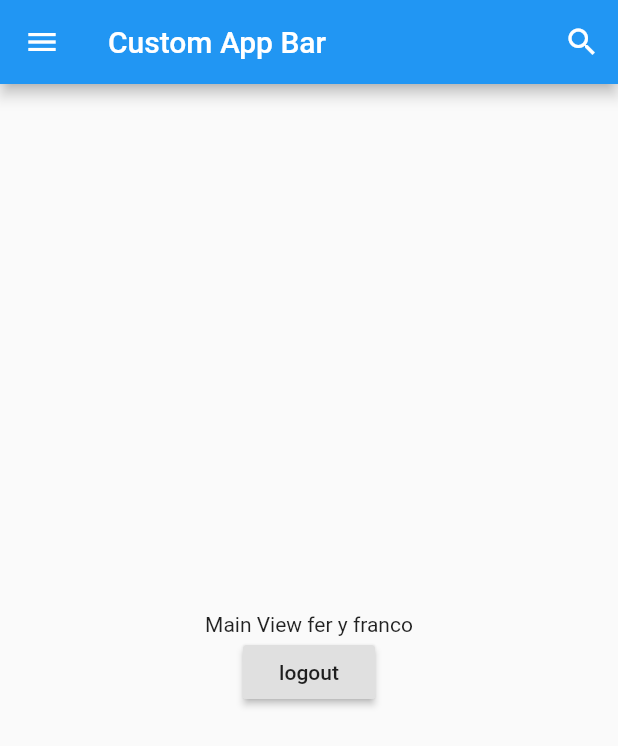
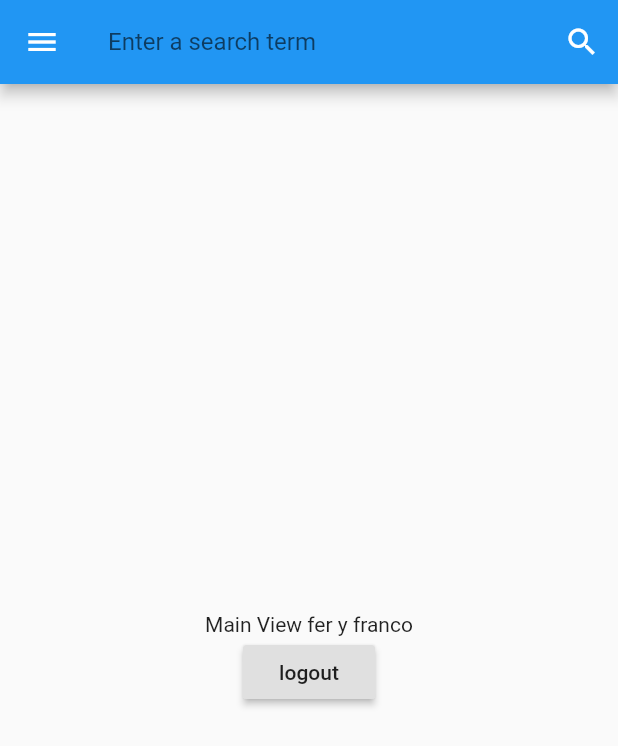
Before and after one commit to aarcoraci/flutter_testapp, a Flutter app: the MainView screen opened directly, on a phone screen of 412 x 824 dp. Shown: the top 746 px of the screen. Run offline on Flutter 3.47's test engine with Material 2 defaults, Android fonts, the phone set to English and light mode, and no system bars; our stand-ins replace get_it.

Commit message:
small changes

```diff
--- a/lib/widgets/shared/custom_app_bar.dart
+++ b/lib/widgets/shared/custom_app_bar.dart
@@ -17,6 +17,24 @@ class CustomAppBar extends StatefulWidget with PreferredSizeWidget {
 class _CustomAppBarState extends State<CustomAppBar> {
   bool _showSearchBox = false;
 
+  Widget _getMainBuilder() {
+    if (_showSearchBox) {
+      return Text(
+        "Custom Bars",
+      );
+    } else {
+      return TextField(
+        decoration: InputDecoration(
+            border: InputBorder.none, hintText: 'Enter a search term'),
+      );
+    }
+  }
+
+  @override
+  void initState() {
+    super.initState();
+  }
+
   void _toggleSearch() {
     setState(() {
       this._showSearchBox = !this._showSearchBox;
@@ -26,12 +44,12 @@ class _CustomAppBarState extends State<CustomAppBar> {
   @override
   Widget build(BuildContext buildContext) {
     return AppBar(
-      title: _showSearchBox
-          ? TextField(
-              decoration: InputDecoration(
-                  border: InputBorder.none, hintText: 'Enter a search term'),
-            )
-          : Text("Custom App Bar"),
+      title: AnimatedSwitcher(
+        duration: const Duration(milliseconds: 450),
+        transitionBuilder: (Widget child, Animation<double> animation) =>
+            ScaleTransition(child: child, scale: animation),
+        child: _getMainBuilder(),
+      ),
       actions: <Widget>[
         IconButton(
           icon: _showSearchBox
```
